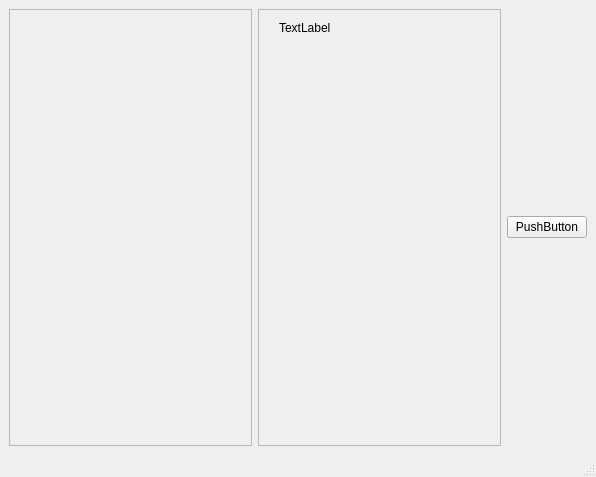
Above: project-2020-5-9-dialog-scroll/widget/mainwindow.ui from as010101/qt-5.9 before the change. Below: the same form after it.
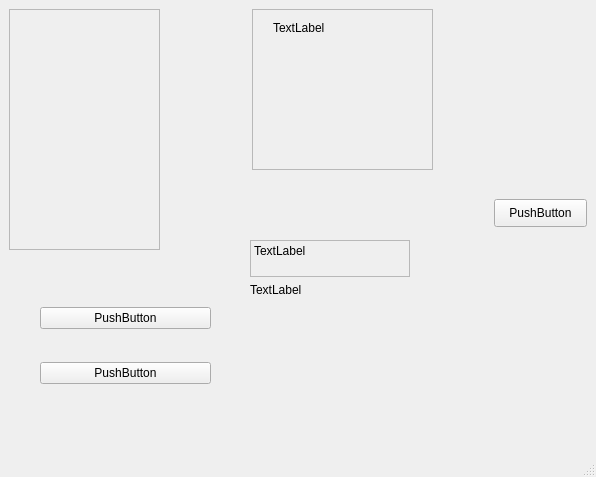
That is the form after the change.

The edit to the form file:
```diff
--- a/project-2020-5-9-dialog-scroll/widget/mainwindow.ui
+++ b/project-2020-5-9-dialog-scroll/widget/mainwindow.ui
@@ -14,33 +14,15 @@
    <string>MainWindow</string>
   </property>
   <widget class="QWidget" name="centralwidget">
-   <layout class="QGridLayout" name="gridLayout">
-    <item row="0" column="2">
-     <widget class="QPushButton" name="pushButton">
-      <property name="text">
-       <string>PushButton</string>
-      </property>
-     </widget>
-    </item>
-    <item row="0" column="0">
-     <widget class="QScrollArea" name="scrollArea_2">
-      <property name="widgetResizable">
-       <bool>true</bool>
-      </property>
-      <widget class="QWidget" name="scrollAreaWidgetContents_2">
-       <property name="geometry">
-        <rect>
-         <x>0</x>
-         <y>0</y>
-         <width>235</width>
-         <height>407</height>
-        </rect>
-       </property>
-      </widget>
-     </widget>
-    </item>
-    <item row="0" column="1">
      <widget class="QScrollArea" name="scrollArea">
+    <property name="geometry">
+     <rect>
+      <x>252</x>
+      <y>9</y>
+      <width>181</width>
+      <height>161</height>
+     </rect>
+    </property>
       <property name="widgetResizable">
        <bool>true</bool>
       </property>
@@ -49,8 +31,8 @@
         <rect>
          <x>0</x>
          <y>0</y>
-         <width>234</width>
-         <height>407</height>
+       <width>179</width>
+       <height>159</height>
         </rect>
        </property>
        <widget class="QLabel" name="label">
@@ -68,8 +50,115 @@
        </widget>
       </widget>
      </widget>
-    </item>
-   </layout>
+   <widget class="QPushButton" name="pushButton">
+    <property name="geometry">
+     <rect>
+      <x>494</x>
+      <y>199</y>
+      <width>93</width>
+      <height>28</height>
+     </rect>
+    </property>
+    <property name="text">
+     <string>PushButton</string>
+    </property>
+   </widget>
+   <widget class="QScrollArea" name="scrollArea_2">
+    <property name="geometry">
+     <rect>
+      <x>9</x>
+      <y>9</y>
+      <width>151</width>
+      <height>241</height>
+     </rect>
+    </property>
+    <property name="widgetResizable">
+     <bool>true</bool>
+    </property>
+    <widget class="QWidget" name="scrollAreaWidgetContents_2">
+     <property name="geometry">
+      <rect>
+       <x>0</x>
+       <y>0</y>
+       <width>149</width>
+       <height>239</height>
+      </rect>
+     </property>
+    </widget>
+   </widget>
+   <widget class="QWidget" name="verticalLayoutWidget">
+    <property name="geometry">
+     <rect>
+      <x>250</x>
+      <y>240</y>
+      <width>160</width>
+      <height>80</height>
+     </rect>
+    </property>
+    <layout class="QVBoxLayout" name="verticalLayout">
+     <item>
+      <widget class="QLabel" name="label_3">
+       <property name="frameShape">
+        <enum>QFrame::StyledPanel</enum>
+       </property>
+       <property name="frameShadow">
+        <enum>QFrame::Raised</enum>
+       </property>
+       <property name="text">
+        <string>TextLabel</string>
+       </property>
+       <property name="alignment">
+        <set>Qt::AlignLeading|Qt::AlignLeft|Qt::AlignTop</set>
+       </property>
+      </widget>
+     </item>
+     <item>
+      <widget class="QLabel" name="label_2">
+       <property name="enabled">
+        <bool>true</bool>
+       </property>
+       <property name="text">
+        <string>TextLabel</string>
+       </property>
+       <property name="alignment">
+        <set>Qt::AlignLeading|Qt::AlignLeft|Qt::AlignTop</set>
+       </property>
+      </widget>
+     </item>
+    </layout>
+   </widget>
+   <widget class="QWidget" name="verticalLayoutWidget_2">
+    <property name="geometry">
+     <rect>
+      <x>40</x>
+      <y>280</y>
+      <width>171</width>
+      <height>131</height>
+     </rect>
+    </property>
+    <layout class="QVBoxLayout" name="verticalLayout_2">
+     <item>
+      <widget class="QPushButton" name="pushButton_3">
+       <property name="contextMenuPolicy">
+        <enum>Qt::DefaultContextMenu</enum>
+       </property>
+       <property name="layoutDirection">
+        <enum>Qt::RightToLeft</enum>
+       </property>
+       <property name="text">
+        <string>PushButton</string>
+       </property>
+      </widget>
+     </item>
+     <item>
+      <widget class="QPushButton" name="pushButton_2">
+       <property name="text">
+        <string>PushButton</string>
+       </property>
+      </widget>
+     </item>
+    </layout>
+   </widget>
   </widget>
   <widget class="QMenuBar" name="menubar">
    <property name="geometry">
```
Lines whose indentation alone changed are shown as unchanged.
